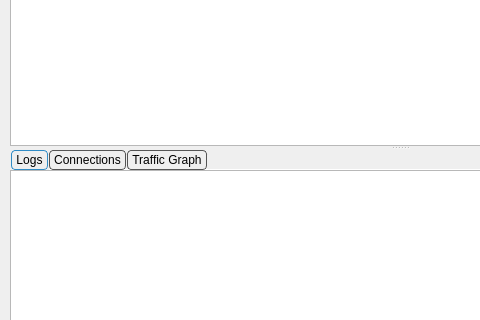
This is include/ui/mainwindow.ui in Userbash/Neko_Throne as Qt 5 draws it before an edit; both pictures show x 0 to 480 and y 191 to 511 of the 800 by 600 pixel window. The edited form follows.
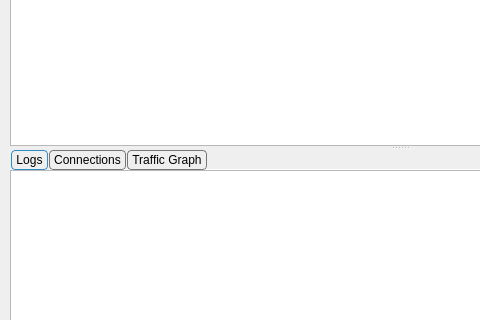
This is the edited form. Icons and pictures are not drawn. Custom widgets are drawn as their Qt base class.

Commit message: fix missed uis

```diff
--- a/include/ui/mainwindow.ui
+++ b/include/ui/mainwindow.ui
@@ -437,7 +437,7 @@
 }
 
 QTabBar::tab {
-    border: 1px solid #555555;
+    border: 1px solid #777777;
 
     border-radius: 4px;
     padding: 2px 4px;
```
Left out of the diff: 2 changed lines with no effect on the pictures. The commit also changes 4 other files.
